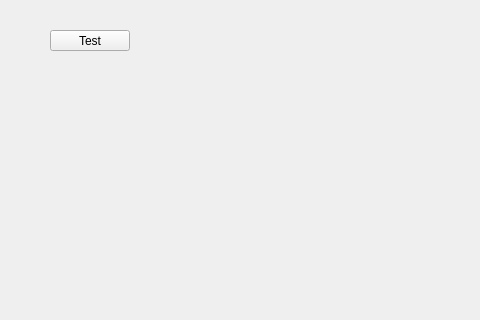
Old version of the form src/telegrambot-gui/mainwindow.ui in the repository MrGrey7/TeleCloud; both pictures show x 0 to 480 and y 0 to 320 of the 800 by 600 pixel window.
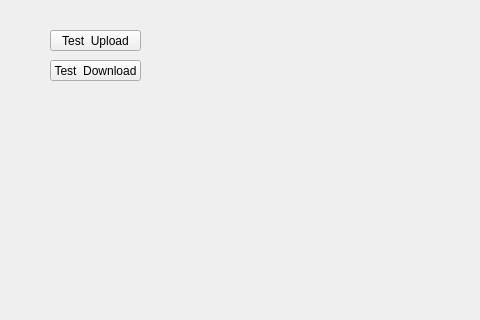
New version of the form.

The edit to the form file:
```diff
--- a/src/telegrambot-gui/mainwindow.ui
+++ b/src/telegrambot-gui/mainwindow.ui
@@ -19,12 +19,25 @@
      <rect>
       <x>50</x>
       <y>30</y>
-      <width>80</width>
+      <width>91</width>
       <height>21</height>
      </rect>
     </property>
     <property name="text">
-     <string>Test</string>
+     <string>Test  Upload</string>
+    </property>
+   </widget>
+   <widget class="QPushButton" name="button_download">
+    <property name="geometry">
+     <rect>
+      <x>50</x>
+      <y>60</y>
+      <width>91</width>
+      <height>21</height>
+     </rect>
+    </property>
+    <property name="text">
+     <string>Test  Download</string>
     </property>
    </widget>
   </widget>
```
Left out of the diff: 4 changed lines with no effect on the pictures.
